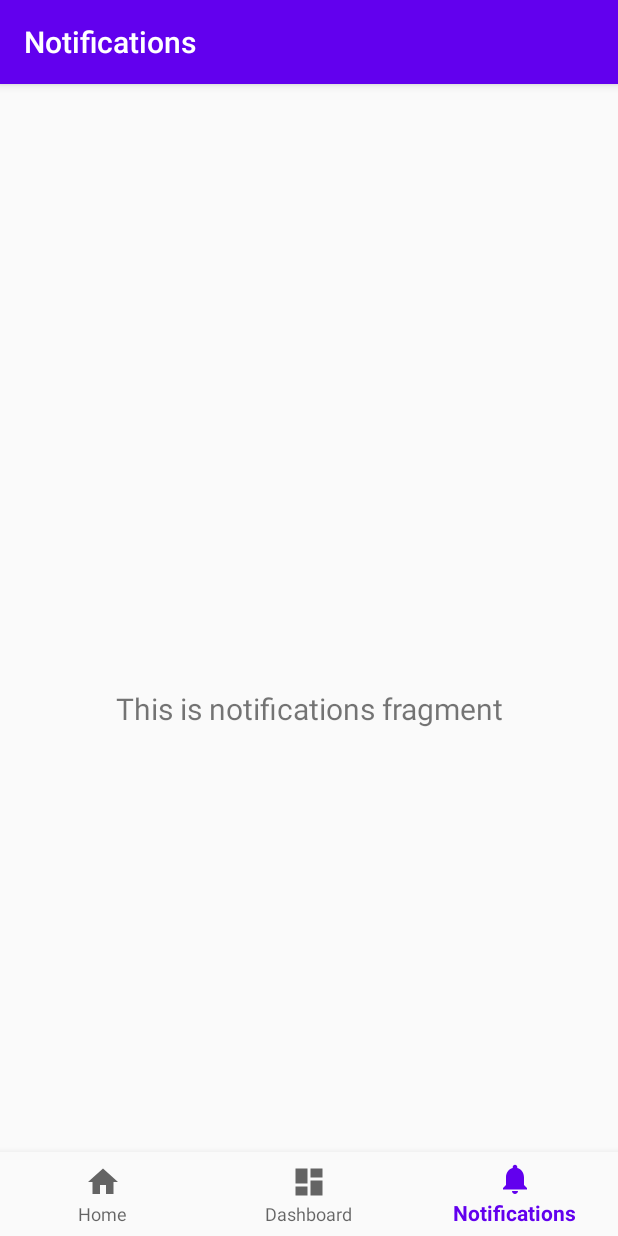
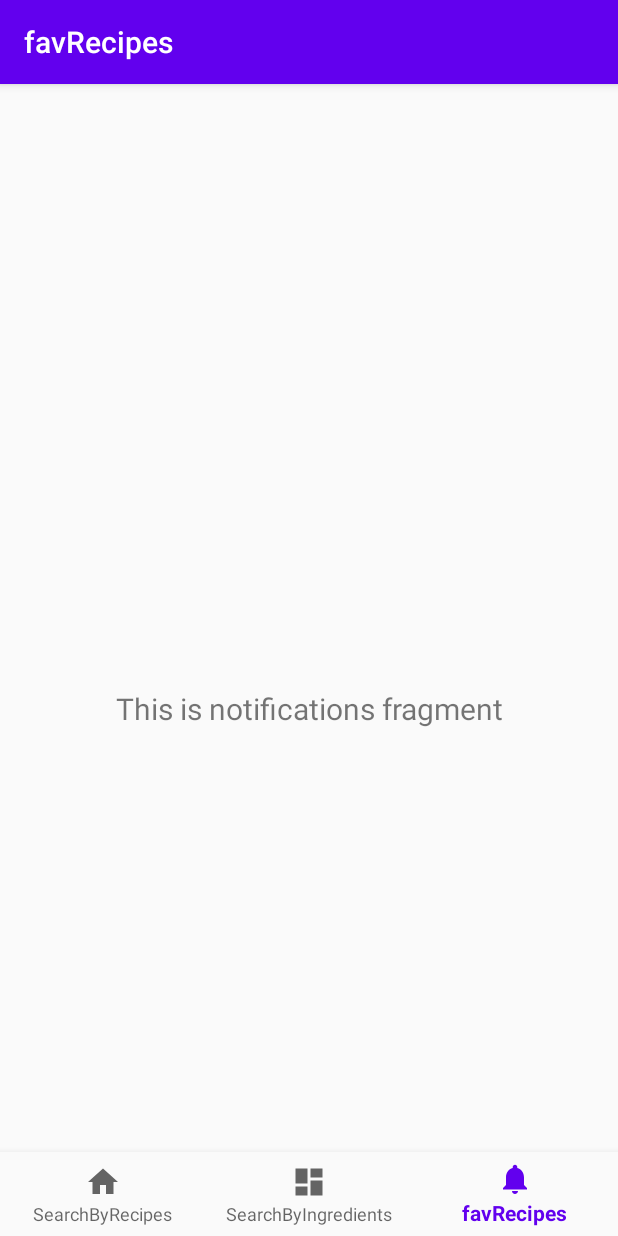
Before and after one commit to kejiaf/LeftoverKiller, an Android app: the NotificationsFragment screen opened through its navigation route, on a phone screen of 412 x 824 dp. Run offline under Robolectric (Android 15) with nearby library versions, the phone set to English and light mode, and no system bars; our stand-ins replace navigation-ui.

Commit message:
Navigation implemented
SearchByIngredients when opened, navigate to SearchByRecipes and FavRecipes

```diff
--- a/app/src/main/java/com/example/leftoverkiller/MainActivity.java
+++ b/app/src/main/java/com/example/leftoverkiller/MainActivity.java
@@ -19,7 +19,7 @@ public class MainActivity extends AppCompatActivity {
         // Passing each menu ID as a set of Ids because each
         // menu should be considered as top level destinations.
         AppBarConfiguration appBarConfiguration = new AppBarConfiguration.Builder(
-                R.id.navigation_home, R.id.navigation_dashboard, R.id.navigation_notifications)
+                R.id.navigation_search_recipes, R.id.navigation_search_ingredients, R.id.navigation_fav_recipes)
                 .build();
         NavController navController = Navigation.findNavController(this, R.id.nav_host_fragment);
         NavigationUI.setupActionBarWithNavController(this, navController, appBarConfiguration);
--- a/app/src/main/java/com/example/leftoverkiller/ui/dashboard/DashboardFragment.java
+++ b/app/src/main/java/com/example/leftoverkiller/ui/dashboard/DashboardFragment.java
@@ -21,7 +21,7 @@ public class DashboardFragment extends Fragment {
                              ViewGroup container, Bundle savedInstanceState) {
         dashboardViewModel =
                 ViewModelProviders.of(this).get(DashboardViewModel.class);
-        View root = inflater.inflate(R.layout.fragment_dashboard, container, false);
+        View root = inflater.inflate(R.layout.fragment_search_ingredients, container, false);
         final TextView textView = root.findViewById(R.id.text_dashboard);
         dashboardViewModel.getText().observe(getViewLifecycleOwner(), new Observer<String>() {
             @Override
--- a/app/src/main/java/com/example/leftoverkiller/ui/home/HomeFragment.java
+++ b/app/src/main/java/com/example/leftoverkiller/ui/home/HomeFragment.java
@@ -21,7 +21,7 @@ public class HomeFragment extends Fragment {
                              ViewGroup container, Bundle savedInstanceState) {
         homeViewModel =
                 ViewModelProviders.of(this).get(HomeViewModel.class);
-        View root = inflater.inflate(R.layout.fragment_home, container, false);
+        View root = inflater.inflate(R.layout.fragment_search_recipes, container, false);
         final TextView textView = root.findViewById(R.id.text_home);
         homeViewModel.getText().observe(getViewLifecycleOwner(), new Observer<String>() {
             @Override
--- a/app/src/main/java/com/example/leftoverkiller/ui/notifications/NotificationsFragment.java
+++ b/app/src/main/java/com/example/leftoverkiller/ui/notifications/NotificationsFragment.java
@@ -21,7 +21,7 @@ public class NotificationsFragment extends Fragment {
                              ViewGroup container, Bundle savedInstanceState) {
         notificationsViewModel =
                 ViewModelProviders.of(this).get(NotificationsViewModel.class);
-        View root = inflater.inflate(R.layout.fragment_notifications, container, false);
+        View root = inflater.inflate(R.layout.fragment_fav_recipes, container, false);
         final TextView textView = root.findViewById(R.id.text_notifications);
         notificationsViewModel.getText().observe(getViewLifecycleOwner(), new Observer<String>() {
             @Override
--- a/app/src/main/res/layout/fragment_home.xml
+++ b/app/src/main/res/layout/fragment_fav_recipes.xml
@@ -4,10 +4,10 @@
     xmlns:tools="http://schemas.android.com/tools"
     android:layout_width="match_parent"
     android:layout_height="match_parent"
-    tools:context=".ui.home.HomeFragment">
+    tools:context=".ui.notifications.NotificationsFragment">
 
     <TextView
-        android:id="@+id/text_home"
+        android:id="@+id/text_notifications"
         android:layout_width="match_parent"
         android:layout_height="wrap_content"
         android:layout_marginStart="8dp"
@@ -18,5 +18,6 @@
         app:layout_constraintBottom_toBottomOf="parent"
         app:layout_constraintEnd_toEndOf="parent"
         app:layout_constraintStart_toStartOf="parent"
-        app:layout_constraintTop_toTopOf="parent" />
+        app:layout_constraintTop_toTopOf="parent"
+        android:gravity="center_horizontal" />
 </android.support.constraint.ConstraintLayout>
--- a/app/src/main/res/layout/fragment_notifications.xml
+++ b/app/src/main/res/layout/fragment_search_ingredients.xml
@@ -4,10 +4,10 @@
     xmlns:tools="http://schemas.android.com/tools"
     android:layout_width="match_parent"
     android:layout_height="match_parent"
-    tools:context=".ui.notifications.NotificationsFragment">
+    tools:context=".ui.dashboard.DashboardFragment">
 
     <TextView
-        android:id="@+id/text_notifications"
+        android:id="@+id/text_dashboard"
         android:layout_width="match_parent"
         android:layout_height="wrap_content"
         android:layout_marginStart="8dp"
@@ -18,5 +18,6 @@
         app:layout_constraintBottom_toBottomOf="parent"
         app:layout_constraintEnd_toEndOf="parent"
         app:layout_constraintStart_toStartOf="parent"
-        app:layout_constraintTop_toTopOf="parent" />
+        app:layout_constraintTop_toTopOf="parent"
+        android:gravity="center_horizontal" />
 </android.support.constraint.ConstraintLayout>
--- a/app/src/main/res/layout/fragment_dashboard.xml
+++ b/app/src/main/res/layout/fragment_search_recipes.xml
@@ -4,10 +4,10 @@
     xmlns:tools="http://schemas.android.com/tools"
     android:layout_width="match_parent"
     android:layout_height="match_parent"
-    tools:context=".ui.dashboard.DashboardFragment">
+    tools:context=".ui.home.HomeFragment">
 
     <TextView
-        android:id="@+id/text_dashboard"
+        android:id="@+id/text_home"
         android:layout_width="match_parent"
         android:layout_height="wrap_content"
         android:layout_marginStart="8dp"
@@ -18,5 +18,6 @@
         app:layout_constraintBottom_toBottomOf="parent"
         app:layout_constraintEnd_toEndOf="parent"
         app:layout_constraintStart_toStartOf="parent"
-        app:layout_constraintTop_toTopOf="parent" />
+        app:layout_constraintTop_toTopOf="parent"
+        android:gravity="center_horizontal" />
 </android.support.constraint.ConstraintLayout>
--- a/app/src/main/res/menu/bottom_nav_menu.xml
+++ b/app/src/main/res/menu/bottom_nav_menu.xml
@@ -2,18 +2,18 @@
 <menu xmlns:android="http://schemas.android.com/apk/res/android">
 
     <item
-        android:id="@+id/navigation_home"
+        android:id="@+id/navigation_search_recipes"
         android:icon="@drawable/ic_home_black_24dp"
-        android:title="@string/title_home" />
+        android:title="@string/title_searchByRecipes" />
 
     <item
-        android:id="@+id/navigation_dashboard"
+        android:id="@+id/navigation_search_ingredients"
         android:icon="@drawable/ic_dashboard_black_24dp"
-        android:title="@string/title_dashboard" />
+        android:title="@string/title_SearchByIngredients" />
 
     <item
-        android:id="@+id/navigation_notifications"
+        android:id="@+id/navigation_fav_recipes"
         android:icon="@drawable/ic_notifications_black_24dp"
-        android:title="@string/title_notifications" />
+        android:title="@string/title_favRecipes" />
 
 </menu>
--- a/app/src/main/res/navigation/mobile_navigation.xml
+++ b/app/src/main/res/navigation/mobile_navigation.xml
@@ -3,23 +3,23 @@
     xmlns:app="http://schemas.android.com/apk/res-auto"
     xmlns:tools="http://schemas.android.com/tools"
     android:id="@+id/mobile_navigation"
-    app:startDestination="@+id/navigation_home">
+    app:startDestination="@+id/navigation_search_ingredients">
 
     <fragment
-        android:id="@+id/navigation_home"
+        android:id="@+id/navigation_search_recipes"
         android:name="com.example.leftoverkiller.ui.home.HomeFragment"
-        android:label="@string/title_home"
-        tools:layout="@layout/fragment_home" />
+        android:label="@string/title_searchByRecipes"
+        tools:layout="@layout/fragment_search_recipes" />
 
     <fragment
-        android:id="@+id/navigation_dashboard"
+        android:id="@+id/navigation_search_ingredients"
         android:name="com.example.leftoverkiller.ui.dashboard.DashboardFragment"
-        android:label="@string/title_dashboard"
-        tools:layout="@layout/fragment_dashboard" />
+        android:label="@string/title_SearchByIngredients"
+        tools:layout="@layout/fragment_search_ingredients" />
 
     <fragment
-        android:id="@+id/navigation_notifications"
+        android:id="@+id/navigation_fav_recipes"
         android:name="com.example.leftoverkiller.ui.notifications.NotificationsFragment"
-        android:label="@string/title_notifications"
-        tools:layout="@layout/fragment_notifications" />
+        android:label="@string/title_favRecipes"
+        tools:layout="@layout/fragment_fav_recipes" />
 </navigation>
--- a/app/src/main/res/values/strings.xml
+++ b/app/src/main/res/values/strings.xml
@@ -1,6 +1,6 @@
 <resources>
     <string name="app_name">LeftoverKiller</string>
-    <string name="title_home">Home</string>
-    <string name="title_dashboard">Dashboard</string>
-    <string name="title_notifications">Notifications</string>
+    <string name="title_searchByRecipes">SearchByRecipes</string>
+    <string name="title_SearchByIngredients">SearchByIngredients</string>
+    <string name="title_favRecipes">favRecipes</string>
 </resources>
```
